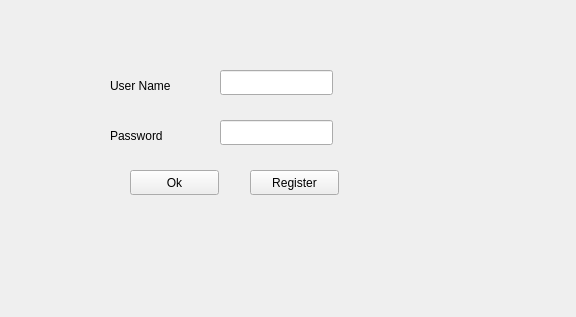
The window that UIModule/stackedwindows.ui (halilbeytorun/PersonalFinanceManager) describes before a commit, drawn with Qt 5.
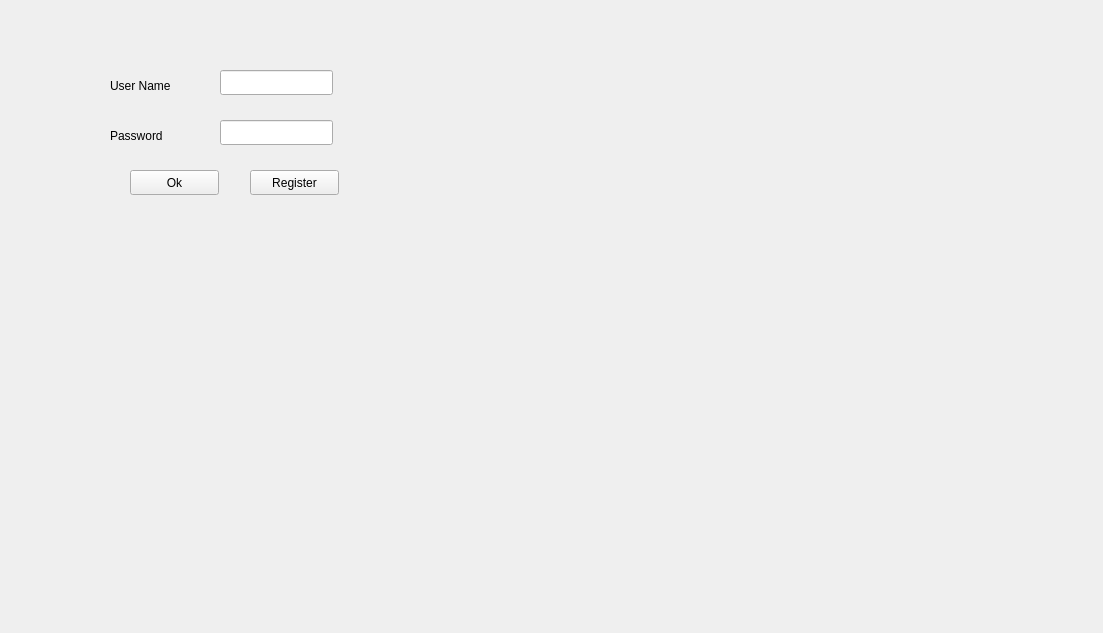
The same window after the commit.

Commit message: update todo, edit resizing stuff

Patch:
```diff
--- a/UIModule/stackedwindows.ui
+++ b/UIModule/stackedwindows.ui
@@ -6,8 +6,8 @@
    <rect>
     <x>0</x>
     <y>0</y>
-    <width>576</width>
-    <height>317</height>
+    <width>1103</width>
+    <height>633</height>
    </rect>
   </property>
   <property name="windowTitle">
@@ -18,8 +18,8 @@
     <rect>
      <x>0</x>
      <y>0</y>
-     <width>571</width>
-     <height>311</height>
+     <width>1101</width>
+     <height>631</height>
     </rect>
    </property>
    <widget class="QWidget" name="EntrancePage">
```
Left out of the diff: 3 changed lines with no effect on the pictures. The commit also changes 2 other files.
